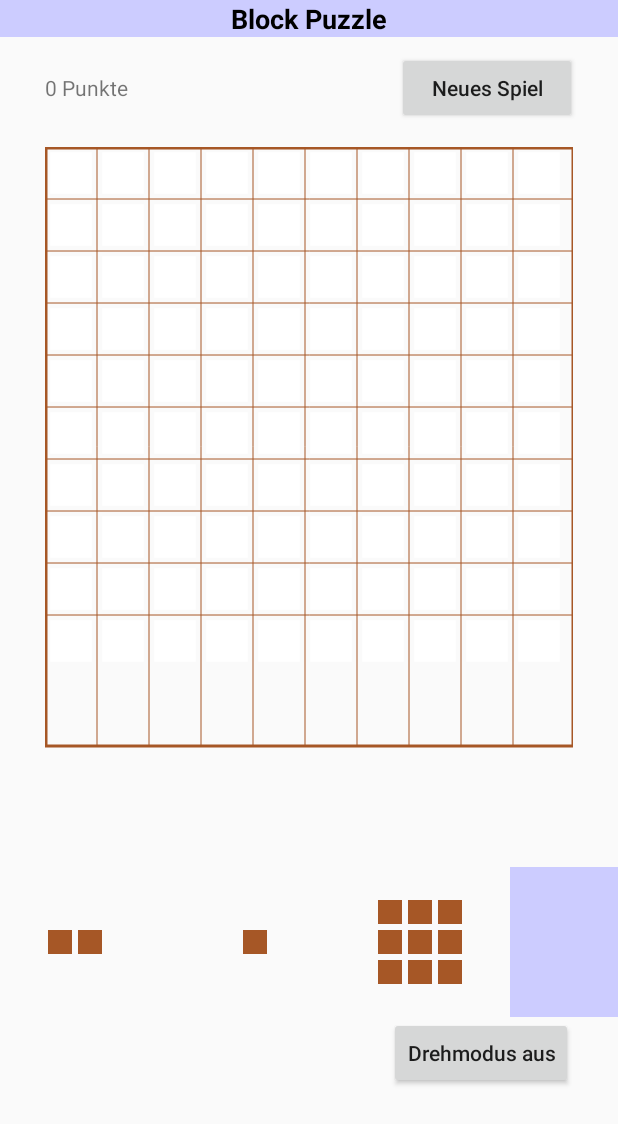
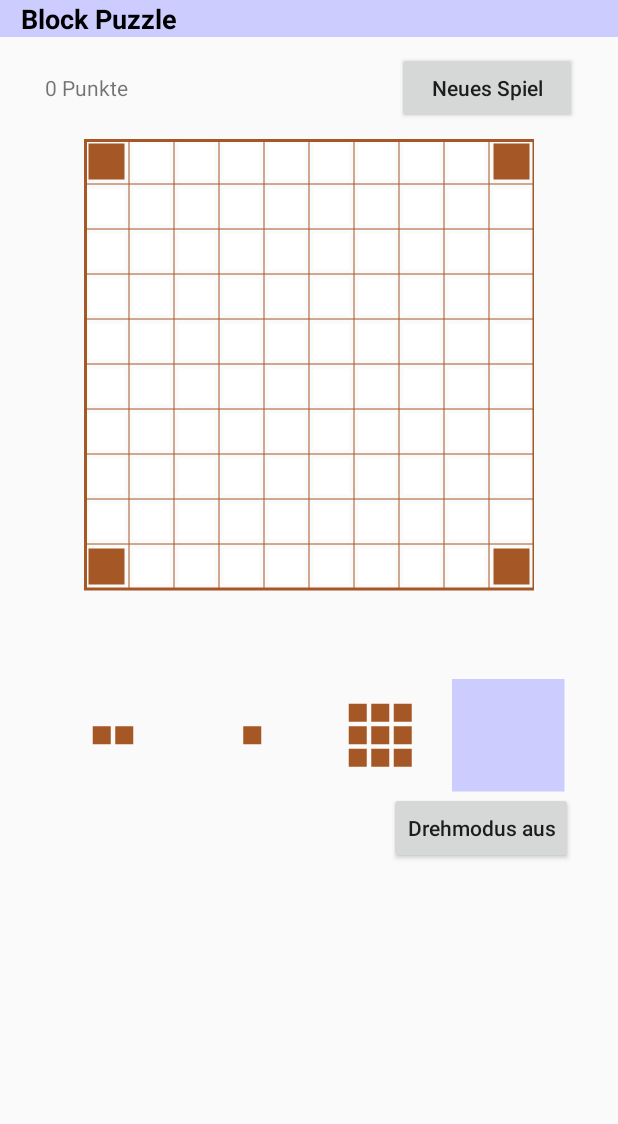
Before and after one commit to SoltauFintel/blockpuzzle, an Android app: the screen it shows after launch (MainActivity), on a phone screen of 412 x 824 dp. Shown: the top 1124 px of the screen. Run offline under Robolectric (Android 15) with nearby library versions, the light colour scheme and no system bars; our stand-ins replace navigation-ui.

Commit message:
Größere Screens

```diff
--- a/app/src/main/AndroidManifest.xml
+++ b/app/src/main/AndroidManifest.xml
@@ -11,8 +11,7 @@
         android:theme="@style/AppTheme">
         <activity
             android:name=".MainActivity"
-            android:label="@string/app_name"
-            android:theme="@style/AppTheme.NoActionBar"
+            android:theme="@style/Theme.AppCompat.Light.NoActionBar"
             android:screenOrientation="portrait">
             <intent-filter>
                 <action android:name="android.intent.action.MAIN" />
--- a/app/src/main/java/de/mwvb/blockpuzzle/MainActivity.kt
+++ b/app/src/main/java/de/mwvb/blockpuzzle/MainActivity.kt
@@ -6,18 +6,13 @@ import android.content.ClipDescription
 import android.os.Bundle
 import android.view.*
 import android.widget.Toast
-import com.google.android.material.navigation.NavigationView
-import androidx.navigation.findNavController
+import androidx.appcompat.app.AppCompatActivity
 import androidx.navigation.ui.AppBarConfiguration
-import androidx.navigation.ui.navigateUp
-import androidx.navigation.ui.setupActionBarWithNavController
-import androidx.navigation.ui.setupWithNavController
-import androidx.drawerlayout.widget.DrawerLayout
-import androidx.appcompat.app.AppCompatActivity
-import androidx.appcompat.widget.Toolbar
-import de.mwvb.blockpuzzle.logic.*
-import de.mwvb.blockpuzzle.logic.spielstein.*
+import de.mwvb.blockpuzzle.logic.FilledRows
+import de.mwvb.blockpuzzle.logic.Game
+import de.mwvb.blockpuzzle.logic.spielstein.Spielstein
 import de.mwvb.blockpuzzle.view.MyDragShadowBuilder
+import de.mwvb.blockpuzzle.view.SpielfeldView
 import de.mwvb.blockpuzzle.view.TeilView
 import kotlinx.android.synthetic.main.activity_main.*
 
@@ -103,8 +98,7 @@ class MainActivity : AppCompatActivity() {
             val tv = it as TeilView
             if (!game.isGameOver) {
                 tv.startDragMode()
-                val dragShadowBuilder =
-                    MyDragShadowBuilder(tv)
+                val dragShadowBuilder = MyDragShadowBuilder(tv, resources.displayMetrics.density)
                 it.startDragAndDrop(data, dragShadowBuilder, it, 0)
             }
             true
@@ -133,7 +127,18 @@ class MainActivity : AppCompatActivity() {
                 DragEvent.ACTION_DROP -> {
                     val item = event.clipData.getItemAt(0)
                     val index: Int = item.text.toString().toInt()
-                    game.dispatch(targetIsParking, index, getTeil(index), event.x, event.y)
+                    val spielstein = getTeil(index)
+
+                    // geg.: px, ges.: SpielfeldView Koordinaten (0 - 9)
+                    val f = resources.displayMetrics.density
+                    var x = event.x / f // px -> dp
+                    var y = event.y / f
+                    // jetzt in Spielfeld Koordinaten umrechnen
+                    val br = SpielfeldView.w / Game.blocks
+                    x /= br
+                    y = y / br - 2 - (spielstein!!.maxY - spielstein!!.minY)
+
+                    game.dispatch(targetIsParking, index, spielstein, x, y)
                     true
                 }
                 DragEvent.ACTION_DRAG_ENTERED -> true
--- a/app/src/main/java/de/mwvb/blockpuzzle/logic/Game.java
+++ b/app/src/main/java/de/mwvb/blockpuzzle/logic/Game.java
@@ -6,6 +6,7 @@ import java.util.Random;
 
 import de.mwvb.blockpuzzle.MainActivity;
 import de.mwvb.blockpuzzle.logic.spielstein.*;
+import de.mwvb.blockpuzzle.view.SpielfeldView;
 
 public class Game {
     public static final int blocks = 10;
@@ -85,7 +86,8 @@ public class Game {
         if (targetIsParking) {
             ret = parke(index, teil);
         } else {
-            ret = platziere(index, teil, x, y);
+            System.out.println("dispatch(2) x="+((int)x)+", y="+((int)y )+ " jux");
+            ret = platziere(index, teil, (int) x, (int) y);
         }
         if (ret) {
             if (view.getTeil(1) == null && view.getTeil(2) == null && view.getTeil(3) == null) {
@@ -111,9 +113,8 @@ public class Game {
      * Drop Aktion für Spielfeld
      * @return true wenn Teil platziert wurde, false wenn dies nicht möglich ist
      */
-    private boolean platziere(int index, Spielstein teil, float x, float y) {
-        final int br = 60;
-        QPosition pos = new QPosition((int) x / br, (int) y / br - 2 - (teil.getMaxY() - teil.getMinY()));
+    private boolean platziere(int index, Spielstein teil, int x, int y) {
+        QPosition pos = new QPosition(x, y);
         boolean ret = spielfeld.match(teil, pos);
         if (ret) {
             spielfeld.platziere(teil, pos);
--- a/app/src/main/java/de/mwvb/blockpuzzle/logic/Spielfeld.java
+++ b/app/src/main/java/de/mwvb/blockpuzzle/logic/Spielfeld.java
@@ -27,6 +27,11 @@ public class Spielfeld {
                 set(x, y, 0);
             }
         }
+        // TODO Demo
+        set(0, 0, 1);
+        set(0, blocks - 1, 1);
+        set(blocks - 1, 0, 1);
+        set(blocks - 1, blocks - 1, 1);
     }
 
     public boolean match(Spielstein teil, QPosition pos) {
--- a/app/src/main/java/de/mwvb/blockpuzzle/view/MyDragShadowBuilder.kt
+++ b/app/src/main/java/de/mwvb/blockpuzzle/view/MyDragShadowBuilder.kt
@@ -2,16 +2,25 @@ package de.mwvb.blockpuzzle.view
 
 import android.graphics.Point
 import android.view.View
+import de.mwvb.blockpuzzle.logic.Game
 
-class MyDragShadowBuilder(view: TeilView) : View.DragShadowBuilder(view) {
+class MyDragShadowBuilder : View.DragShadowBuilder {
+    //(view: TeilView, f: Float) : View.DragShadowBuilder(view)
+    val f: Float
+
+    constructor(view: TeilView, f: Float) : super(view) {
+        this.f = f
+    }
 
     override fun onProvideShadowMetrics(outShadowSize: Point?, outShadowTouchPoint: Point?) {
-        val br = 60
+        val br = SpielfeldView.w / Game.blocks
         val tv = this.view as TeilView
         if (tv.teil == null) return // Programmschutz
+
         outShadowSize?.set((tv.width * 2).toInt(), (tv.height * 2).toInt()) // normale Größe
-        val ax = tv.teil.minX * br + br / 2
-        val ay = tv.teil.maxY * br + br / 2 + 120
-        outShadowTouchPoint?.set(ax, ay)
+
+        val ax = (tv.teil.minX * br + br / 2) * f
+        val ay = (tv.teil.maxY * br + br / 2 + br + br) * f
+        outShadowTouchPoint?.set(ax.toInt(), ay.toInt())
     }
 }
--- a/app/src/main/java/de/mwvb/blockpuzzle/view/SpielfeldView.java
+++ b/app/src/main/java/de/mwvb/blockpuzzle/view/SpielfeldView.java
@@ -16,10 +16,14 @@ import de.mwvb.blockpuzzle.musik.Musik;
 
 /**
  * Quadrat 10x10
- * Im Quadrat werden die Teile abgelegt.
+ * Im Quadrat werden die Spielsteine abgelegt.
  * Ein Kästchen hat die Belegung 0=leer, 1=Block. Angedacht sind weitere Belegungen für Boni.
+ *
+ * Das Spielfeld ist 300dp groß. Nach unten ist es 2 Reihen (60dp) größer, damit Drag&Drop
+ * funktioniert.
  */
 public class SpielfeldView extends View {
+    public static final int w = 300; // dp
     private final Paint rectborder = new Paint();
     private final Paint rectline = new Paint();
     private final Paint box0 = new Paint();
@@ -31,8 +35,6 @@ public class SpielfeldView extends View {
     private final Paint p_mark = new Paint();
     private final Musik musik = new Musik();
     private Game game;
-    private int w;
-    private int h;
     private FilledRows filledRows;
     private int mode = 0;
 
@@ -83,14 +85,6 @@ public class SpielfeldView extends View {
         this.game = game;
     }
 
-    /** just for getting size */
-    @Override
-    protected void onSizeChanged(int w, int h, int oldw, int oldh) {
-        super.onSizeChanged(w, h, oldw, oldh);
-        this.w = w; // 600px
-        this.h = h - 1 - 120; // 120 für Drag-Drop-Bereich am unteren Rand, da Drop-Cursor 120 tiefer
-    }
-
     public void draw() {
         invalidate();
         requestLayout();
@@ -104,19 +98,23 @@ public class SpielfeldView extends View {
     }
 
     private void drawSpielfeld(Canvas canvas) {
+        final float f = getResources().getDisplayMetrics().density;
+        System.out.println("f=" + f); // Handy klein = 2.0, groß = 3.5
         // Rahmen
-        canvas.drawRect(1, 1, w, h, rectborder);
+        canvas.drawRect(1 * f, 1 * f, w * f, w * f, rectborder);
 
         // Gitterlinien
-        final int br = w / Game.blocks; // 60px
+        final int br = w / Game.blocks; // 60px, auf Handy groß = 36
+        System.out.println("br="+br);
         for (int i = 1; i < Game.blocks; i++) {
             float t = i * br;
-            canvas.drawLine(t, 0,t, h, rectline);
-            canvas.drawLine(1, t, w, t, rectline);
+            canvas.drawLine(t * f, 0, t * f, w * f, rectline);
+            canvas.drawLine(1 * f, t * f, w * f, t * f, rectline);
         }
     }
 
     private void drawKaestchen(Canvas canvas) {
+        final float f = getResources().getDisplayMetrics().density;
         final int br = w / Game.blocks; // 60px
         final float p = br * 0.1f;
         final MatrixGet m = getMatrixGet();
@@ -124,8 +122,8 @@ public class SpielfeldView extends View {
             for (int y = 0; y < Game.blocks; y++) {
                 float tx = x * br;
                 float ty = y * br;
-                canvas.drawRect(tx + p, ty + p,
-                        tx + br - p, ty + br - p,
+                canvas.drawRect((tx + p) * f, (ty + p) * f,
+                        (tx + br - p) * f, (ty + br - p) * f,
                         m.get(x, y));
             }
         }
--- a/app/src/main/java/de/mwvb/blockpuzzle/view/TeilView.java
+++ b/app/src/main/java/de/mwvb/blockpuzzle/view/TeilView.java
@@ -6,6 +6,7 @@ import android.graphics.Color;
 import android.graphics.Paint;
 import android.view.View;
 
+import de.mwvb.blockpuzzle.logic.Game;
 import de.mwvb.blockpuzzle.logic.spielstein.Spielstein;
 import de.mwvb.blockpuzzle.logic.spielstein.*;
 
@@ -16,7 +17,7 @@ import de.mwvb.blockpuzzle.logic.spielstein.*;
  */
 public class TeilView extends View {
     private final boolean parking;
-    private Paint p_normal = new Paint();
+    private Paint p_normal = new Paint(); // TODO final
     private Paint p_grey = new Paint();
     private Paint p_drehmodus = new Paint();
     private Paint p_parking = new Paint();
@@ -29,6 +30,7 @@ public class TeilView extends View {
     public TeilView(Context context, boolean parking) {
         super(context);
         this.parking = parking;
+        // TODO Farben nach colors.xml
         p_normal.setColor(Color.parseColor("#a65726"));
         p_grey.setColor(Color.parseColor("#888888"));
         p_drehmodus.setColor(Color.parseColor("#009900"));
@@ -58,10 +60,12 @@ public class TeilView extends View {
 
     @Override
     protected void onDraw(Canvas canvas) {
-        int br = dragMode ? 60 : 30;
+        final float f = getResources().getDisplayMetrics().density;
+        int br = SpielfeldView.w / Game.blocks; // 60px, auf Handy groß = 36
+        if (!dragMode) br /= 2;
         float p = br * 0.1f;
         if (parking && !dragMode) {
-            canvas.drawRect(0, 0, br * Spielstein.max, br * Spielstein.max, p_parking);
+            canvas.drawRect(0, 0, br * Spielstein.max * f, br * Spielstein.max * f, p_parking);
         }
         Spielstein dasteil = teil == null ? new Spielstein() : teil;
         Paint fuellung;
@@ -72,12 +76,13 @@ public class TeilView extends View {
         } else {
             fuellung = p_normal;
         }
+        // TODO Ist das doppelter Code zu SpielfeldView?
         for (int x = 0; x < Spielstein.max; x++) {
             for (int y = 0; y < Spielstein.max; y++) {
                 if (dasteil.filled(x, y)) {
                     float tx = x * br, ty = y * br;
-                    canvas.drawRect(tx + p, ty + p,
-                            tx + br - p, ty + br - p, fuellung);
+                    canvas.drawRect((tx + p) * f, (ty + p) * f,
+                            (tx + br - p) * f, (ty + br - p) * f, fuellung);
                 }
             }
         }
--- a/app/src/main/res/layout/activity_main.xml
+++ b/app/src/main/res/layout/activity_main.xml
@@ -14,7 +14,7 @@
         <TextView
             android:layout_width="match_parent"
             android:layout_height="match_parent"
-            android:gravity="center"
+            android:layout_marginStart="14dp"
             android:textColor="@color/colorBlack"
             android:text="@string/app_name"/>
     </LinearLayout>
@@ -43,43 +43,43 @@
             android:textAllCaps="false"/>
     </LinearLayout>
 
-    <de.mwvb.blockpuzzle.view.SpielfeldView
-        android:id="@+id/spielfeld"
+    <RelativeLayout
         android:layout_width="match_parent"
-        android:layout_height="720px"
-        android:layout_marginLeft="30dp"
-        android:layout_marginTop="15dp"
-        android:layout_marginRight="30dp"
-        tools:ignore="PxUsage"/>
+        android:layout_height="wrap_content"
+        android:layout_marginTop="10dp">
+        <de.mwvb.blockpuzzle.view.SpielfeldView
+            android:id="@+id/spielfeld"
+            android:layout_width="300dp"
+            android:layout_height="360dp"
+            android:layout_centerInParent="true"
+            android:layout_weight="1"/>
+    </RelativeLayout>
 
     <LinearLayout
-        android:layout_width="match_parent"
+        android:layout_width="wrap_content"
         android:layout_height="wrap_content"
-        android:orientation="horizontal">
+        android:orientation="horizontal"
+        android:layout_gravity="center">
         <RelativeLayout
             android:id="@+id/placeholder1"
-            android:layout_width="150px"
-            android:layout_height="150px"
-            android:layout_marginStart="10dp"
-            tools:ignore="PxUsage" />
+            android:layout_width="75dp"
+            android:layout_height="75dp"
+            android:layout_marginStart="10dp"/>
         <RelativeLayout
             android:id="@+id/placeholder2"
-            android:layout_width="150px"
-            android:layout_height="150px"
-            android:layout_marginStart="10dp"
-            tools:ignore="PxUsage" />
+            android:layout_width="75dp"
+            android:layout_height="75dp"
+            android:layout_marginStart="10dp"/>
         <RelativeLayout
             android:id="@+id/placeholder3"
-            android:layout_width="150px"
-            android:layout_height="150px"
-            android:layout_marginStart="10dp"
-            tools:ignore="PxUsage" />
+            android:layout_width="75dp"
+            android:layout_height="75dp"
+            android:layout_marginStart="10dp"/>
         <RelativeLayout
             android:id="@+id/parking"
-            android:layout_width="150px"
-            android:layout_height="150px"
-            android:layout_marginStart="10dp"
-            tools:ignore="PxUsage" />
+            android:layout_width="75dp"
+            android:layout_height="75dp"
+            android:layout_marginStart="10dp" />
     </LinearLayout>
 
     <Button
```
